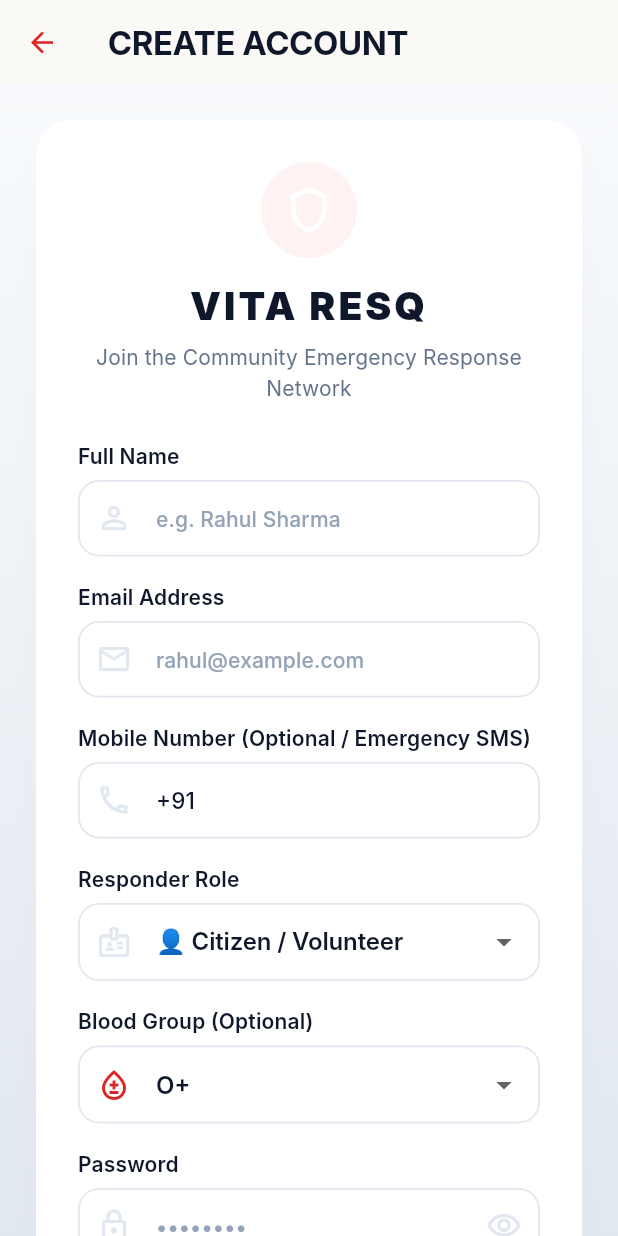
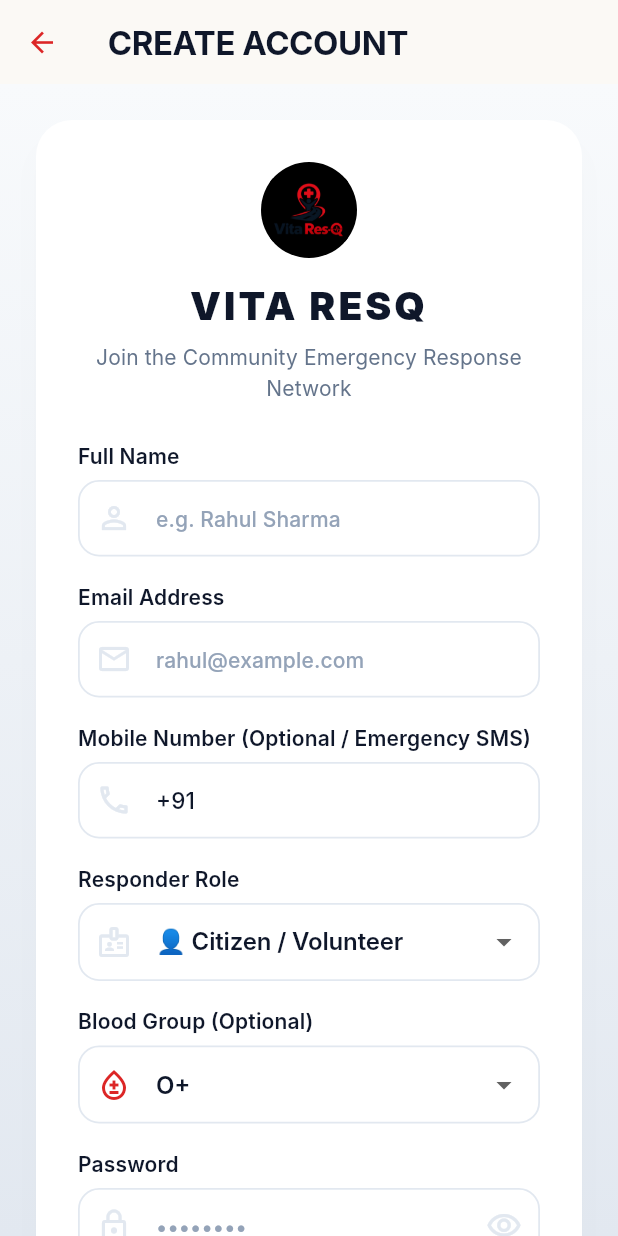
Before and after one commit to rssonusahu777-commits/Vita-ResQ, a Flutter app: the screen it shows after launch, after a tap on "REGISTER", on a phone screen of 412 x 824 dp. Run offline on Flutter 3.47's test engine with Material 3 defaults, Android fonts, the phone set to English and light mode, and no system bars; our stand-ins replace cloud_firestore, connectivity_plus, firebase_auth, firebase_core, firebase_messaging, flutter_map and 5 more; missing offline and left inert: nearby_connections; accounts and stored records are empty; Roboto replaces fonts that are missing (Inter).

Commit message:
Update app launcher icon and in-app branding with official Vita Res-Q logo

```diff
--- a/lib/screens/auth/login_screen.dart
+++ b/lib/screens/auth/login_screen.dart
@@ -120,7 +120,7 @@ class _LoginScreenState extends State<LoginScreen> {
                       width: 68,
                       height: 68,
                       decoration: BoxDecoration(
-                        color: AppTheme.surfaceLowest,
+                        color: Colors.black,
                         borderRadius: BorderRadius.circular(20),
                         border: Border.all(color: AppTheme.surfaceHighest),
                         boxShadow: [
@@ -131,10 +131,15 @@ class _LoginScreenState extends State<LoginScreen> {
                           ),
                         ],
                       ),
-                      child: const Icon(
-                        Icons.handshake_outlined,
-                        size: 38,
-                        color: AppTheme.primaryRed,
+                      child: ClipRRect(
+                        borderRadius: BorderRadius.circular(20),
+                        child: Padding(
+                          padding: const EdgeInsets.all(6.0),
+                          child: Image.asset(
+                            'assets/icon/app_logo.png',
+                            fit: BoxFit.contain,
+                          ),
+                        ),
                       ),
                     ),
                     const SizedBox(height: 12),
--- a/lib/screens/auth/register_screen.dart
+++ b/lib/screens/auth/register_screen.dart
@@ -174,13 +174,17 @@ class _RegisterScreenState extends State<RegisterScreen> {
                             width: 64,
                             height: 64,
                             decoration: const BoxDecoration(
-                              color: AppTheme.primaryContainerRed,
+                              color: Colors.black,
                               shape: BoxShape.circle,
                             ),
-                            child: const Icon(
-                              Icons.shield_outlined,
-                              size: 36,
-                              color: AppTheme.onPrimary,
+                            child: ClipOval(
+                              child: Padding(
+                                padding: const EdgeInsets.all(6.0),
+                                child: Image.asset(
+                                  'assets/icon/app_logo.png',
+                                  fit: BoxFit.contain,
+                                ),
+                              ),
                             ),
                           ),
                         ),
--- a/lib/screens/splash/splash_screen.dart
+++ b/lib/screens/splash/splash_screen.dart
@@ -127,21 +127,25 @@ class _SplashScreenState extends State<SplashScreen> with SingleTickerProviderSt
                     width: 96,
                     height: 96,
                     decoration: BoxDecoration(
-                      color: AppTheme.surfaceLowest,
+                      color: Colors.black,
                       shape: BoxShape.circle,
                       border: Border.all(color: AppTheme.surfaceHighest, width: 1.5),
                       boxShadow: [
                         BoxShadow(
-                          color: Colors.black.withValues(alpha: 0.08),
+                          color: Colors.black.withValues(alpha: 0.15),
                           blurRadius: 20,
                           offset: const Offset(0, 8),
                         ),
                       ],
                     ),
-                    child: const Icon(
-                      Icons.shield_outlined,
-                      size: 48,
-                      color: AppTheme.primaryRed,
+                    child: ClipOval(
+                      child: Padding(
+                        padding: const EdgeInsets.all(10.0),
+                        child: Image.asset(
+                          'assets/icon/app_logo.png',
+                          fit: BoxFit.contain,
+                        ),
+                      ),
                     ),
                   ),
                 ),
--- a/pubspec.yaml
+++ b/pubspec.yaml
@@ -49,7 +49,7 @@ flutter_launcher_icons:
   ios: true
   image_path: "assets/icon/app_icon.png"
   min_sdk_android: 21
-  adaptive_icon_background: "#FFFFFF"
+  adaptive_icon_background: "#000000"
   adaptive_icon_foreground: "assets/icon/app_icon.png"
 
 flutter:
```
Also changed, not shown: assets/icon/app_icon.png, assets/icon/app_logo.png (added), 33 other files.
